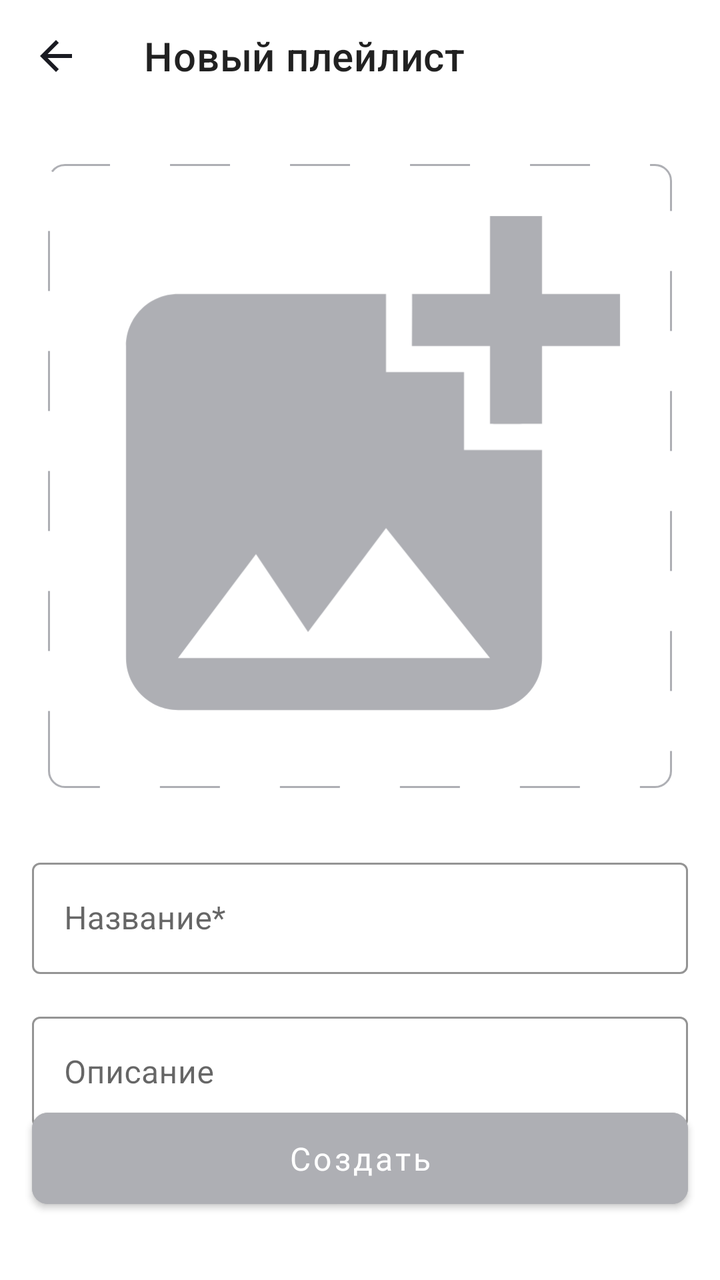
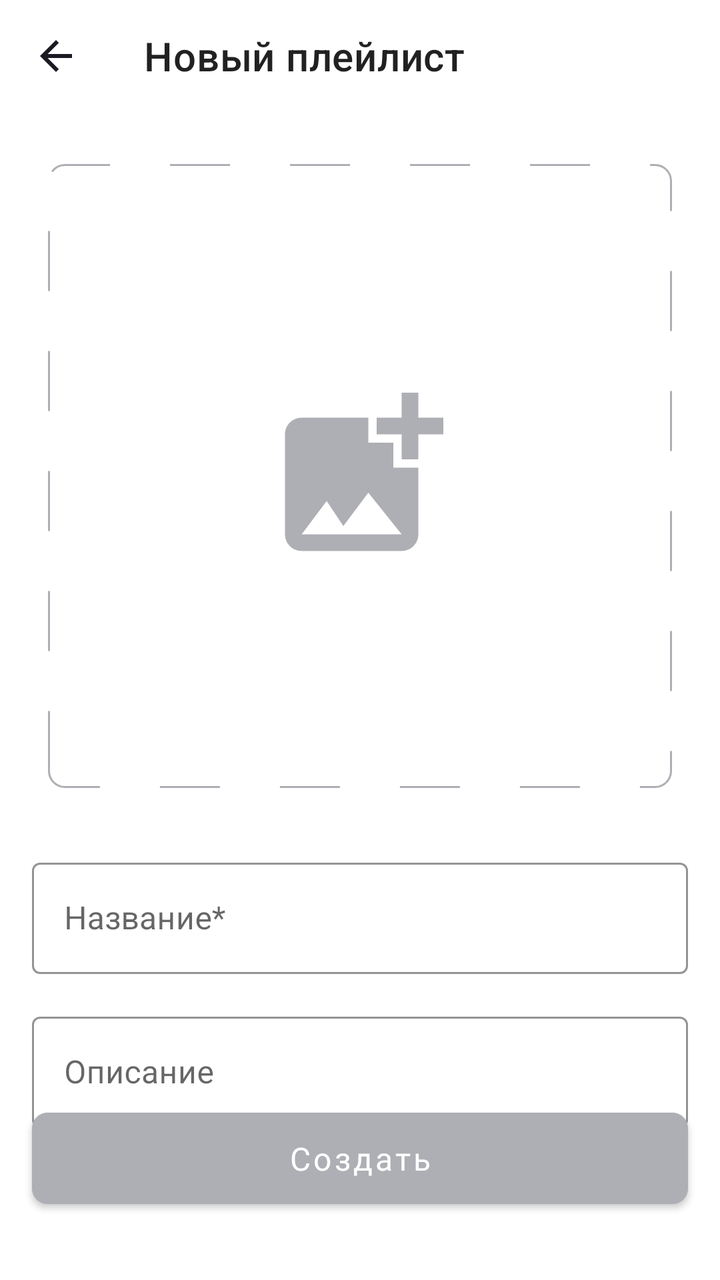

An Android layout rendered at two revisions. The XML below is the earlier revision; the diff shows what the commit changed to produce the second picture.
<!-- AndroidManifest.xml: application theme Theme.PlaylistMaker -->
<!-- res/layout/fragment_create_playlist.xml -->
<?xml version="1.0" encoding="utf-8"?>
<LinearLayout xmlns:android="http://schemas.android.com/apk/res/android"
    xmlns:app="http://schemas.android.com/apk/res-auto"
    android:layout_width="match_parent"
    android:layout_height="match_parent"
    android:background="?attr/colorPrimary"
    android:orientation="vertical">

    <com.google.android.material.appbar.MaterialToolbar
        android:id="@+id/toolbar_new_playlist"
        android:layout_width="match_parent"
        android:layout_height="wrap_content"
        app:navigationIcon="@drawable/ic_arrow_back_24"
        app:navigationIconTint="?attr/colorOnPrimary"
        app:title="@string/new_playlist" />

    <androidx.constraintlayout.widget.ConstraintLayout
        android:layout_width="match_parent"
        android:layout_height="match_parent">

        <ImageView
            android:id="@+id/playlist_cover"
            android:layout_width="0dp"
            android:layout_height="0dp"
            android:layout_marginStart="24dp"
            android:layout_marginTop="26dp"
            android:layout_marginEnd="24dp"
            android:background="@drawable/dashed_rectangle"
            android:scaleType = "centerCrop"
            android:src="@drawable/ic_add_photo_100"
            app:layout_constraintDimensionRatio="1:1"
            app:layout_constraintEnd_toEndOf="parent"
            app:layout_constraintStart_toStartOf="parent"
            app:layout_constraintTop_toTopOf="parent"
            android:clickable="true"/>

        <com.google.android.material.textfield.TextInputLayout
            android:id="@+id/playlist_name"
            style="@style/Widget.MaterialComponents.TextInputLayout.OutlinedBox"
            android:layout_width="0dp"
            android:layout_height="wrap_content"
            android:layout_marginStart="16dp"
            android:layout_marginTop="32dp"
            android:layout_marginEnd="16dp"
            android:fontFamily="@font/ys_display_regular"
            android:hint="@string/playlist_name"
            android:imeOptions="actionDone"
            android:inputType="text"
            android:maxLength="15"
            android:maxLines="1"
            android:singleLine="true"
            android:textCursorDrawable="@drawable/cursor"
            android:textFontWeight="400"
            android:textSize="@dimen/low_text_size"
            app:boxStrokeColor="@color/gray"
            app:hintTextColor="@color/gray"
            app:layout_constraintEnd_toEndOf="parent"
            app:layout_constraintStart_toStartOf="parent"
            app:layout_constraintTop_toBottomOf="@+id/playlist_cover">

            <com.google.android.material.textfield.TextInputEditText

                android:layout_width="match_parent"
                android:layout_height="wrap_content" />

        </com.google.android.material.textfield.TextInputLayout>

        <com.google.android.material.textfield.TextInputLayout
            android:id="@+id/description"
            style="@style/Widget.MaterialComponents.TextInputLayout.OutlinedBox"
            android:layout_width="0dp"
            android:layout_height="wrap_content"
            android:layout_marginStart="16dp"
            android:layout_marginTop="16dp"
            android:layout_marginEnd="16dp"
            android:fontFamily="@font/ys_display_regular"
            android:hint="@string/playlist_description"
            android:imeOptions="actionDone"
            android:inputType="text"
            android:maxLength="15"
            android:maxLines="1"
            android:singleLine="true"
            android:textCursorDrawable="@drawable/cursor"
            android:textFontWeight="400"
            android:textSize="@dimen/low_text_size"
            app:boxStrokeColor="@color/gray"
            app:hintTextColor="@color/gray"
            app:layout_constraintEnd_toEndOf="parent"
            app:layout_constraintStart_toStartOf="parent"
            app:layout_constraintTop_toBottomOf="@+id/playlist_name">

            <com.google.android.material.textfield.TextInputEditText

                android:layout_width="match_parent"
                android:layout_height="wrap_content" />

        </com.google.android.material.textfield.TextInputLayout>

        <Button
            android:id="@+id/create_button"
            android:layout_width="0dp"
            android:layout_height="wrap_content"
            android:layout_gravity="center"
            android:layout_marginStart="16dp"
            android:layout_marginEnd="16dp"
            android:layout_marginBottom="32dp"
            android:backgroundTint="@color/gray"
            android:fontFamily="@font/ys_display_medium"
            android:paddingHorizontal="@dimen/medium_padding"
            android:paddingVertical="@dimen/medium_short_padding"
            android:text="@string/create"
            android:textAllCaps="false"
            android:textColor="?attr/colorPrimary"
            android:textSize="@dimen/low_text_size"
            app:cornerRadius="8dp"
            app:layout_constraintBottom_toBottomOf="parent"
            app:layout_constraintEnd_toEndOf="parent"
            app:layout_constraintStart_toStartOf="parent" />

    </androidx.constraintlayout.widget.ConstraintLayout>
</LinearLayout>
<!-- resources referenced by this layout -->
<resources>
  <color name="gray">#AEAFB4</color>
  <dimen name="low_text_size">16sp</dimen>
  <dimen name="medium_padding">16dp</dimen>
  <dimen name="medium_short_padding">12dp</dimen>
  <!-- drawable cursor (drawable) -->
  <?xml version="1.0" encoding="utf-8"?>
  <shape xmlns:android="http://schemas.android.com/apk/res/android"
      android:shape="rectangle">
      <solid android:color="@color/blue" />
      <size android:width="2dp"/>
      <corners android:radius="2dp" />
  </shape>
  <!-- drawable dashed_rectangle (drawable) -->
  <?xml version="1.0" encoding="utf-8"?>
  <shape xmlns:android="http://schemas.android.com/apk/res/android"
      android:shape="rectangle">
  
      <stroke
          android:width="1dp"
          android:color="@color/gray"
          android:dashWidth="30dp"
          android:dashGap="30dp" />
  
      <corners android:radius="8dp" />
  </shape>
  <!-- drawable ic_add_photo_100 (drawable) -->
  <vector xmlns:android="http://schemas.android.com/apk/res/android"
      android:width="100dp"
      android:height="100dp"
      android:viewportWidth="100"
      android:viewportHeight="100">
    <group>
      <clip-path
          android:pathData="M8,0L92,0A8,8 0,0 1,100 8L100,92A8,8 0,0 1,92 100L8,100A8,8 0,0 1,0 92L0,8A8,8 0,0 1,8 0z"/>
      <path
          android:pathData="M79.17,29.17V41.63C79.17,41.63 70.88,41.67 70.83,41.63V29.17H58.33C58.33,29.17 58.38,20.88 58.33,20.83H70.83V8.33H79.17V20.83H91.67V29.17H79.17ZM66.67,45.83V33.33H54.17V20.83H20.83C16.25,20.83 12.5,24.58 12.5,29.17V79.17C12.5,83.75 16.25,87.5 20.83,87.5H70.83C75.42,87.5 79.17,83.75 79.17,79.17V45.83H66.67ZM20.83,79.17L33.33,62.5L41.67,75L54.17,58.33L70.83,79.17H20.83Z"
          android:fillColor="#AEAFB4"/>
    </group>
  </vector>
  <!-- drawable ic_arrow_back_24 (drawable) -->
  <vector xmlns:android="http://schemas.android.com/apk/res/android"
      android:width="24dp"
      android:height="24dp"
      android:viewportWidth="24"
      android:viewportHeight="24">
    <group>
      <clip-path
          android:pathData="M0,0h24v24h-24z"/>
      <path
          android:pathData="M20,11H7.83L13.42,5.41L12,4L4,12L12,20L13.41,18.59L7.83,13H20V11Z"
          android:fillColor="@color/icon_black"/>
    </group>
  </vector>
  <string name="create">Создать</string>
  <string name="new_playlist">Новый плейлист</string>
  <string name="playlist_description">Описание</string>
  <string name="playlist_name">Название*</string>
  <style name="Theme.PlaylistMaker" parent="Base.Theme.PlaylistMaker" />
  <color name="blue">#3772E7</color>
  <color name="icon_black">#1A1B22</color>
  <style name="Base.Theme.PlaylistMaker" parent="Theme.MaterialComponents.DayNight.NoActionBar">
          
          <item name="colorPrimary">@color/white</item>
          <item name="colorPrimaryVariant">@color/gray</item>
          <item name="colorOnPrimary">@color/black</item>
          <item name="colorSecondary">@color/blue</item>
          <item name="colorSecondaryVariant">@color/light_black</item>
          <item name="colorOnSecondary">@color/white</item>
      </style>
  <color name="white">#FFFFFFFF</color>
  <color name="black">#1A1B22</color>
  <color name="light_black">#000000</color>
</resources>

<!-- the commit's change to res/layout/fragment_create_playlist.xml (unified diff, before → after) -->
@@ -26,13 +26,13 @@
             android:layout_marginTop="26dp"
             android:layout_marginEnd="24dp"
             android:background="@drawable/dashed_rectangle"
-            android:scaleType = "centerCrop"
+            android:clickable="true"
+            android:scaleType="center"
             android:src="@drawable/ic_add_photo_100"
             app:layout_constraintDimensionRatio="1:1"
             app:layout_constraintEnd_toEndOf="parent"
             app:layout_constraintStart_toStartOf="parent"
-            app:layout_constraintTop_toTopOf="parent"
-            android:clickable="true"/>
+            app:layout_constraintTop_toTopOf="parent" />
 
         <com.google.android.material.textfield.TextInputLayout
             android:id="@+id/playlist_name"
